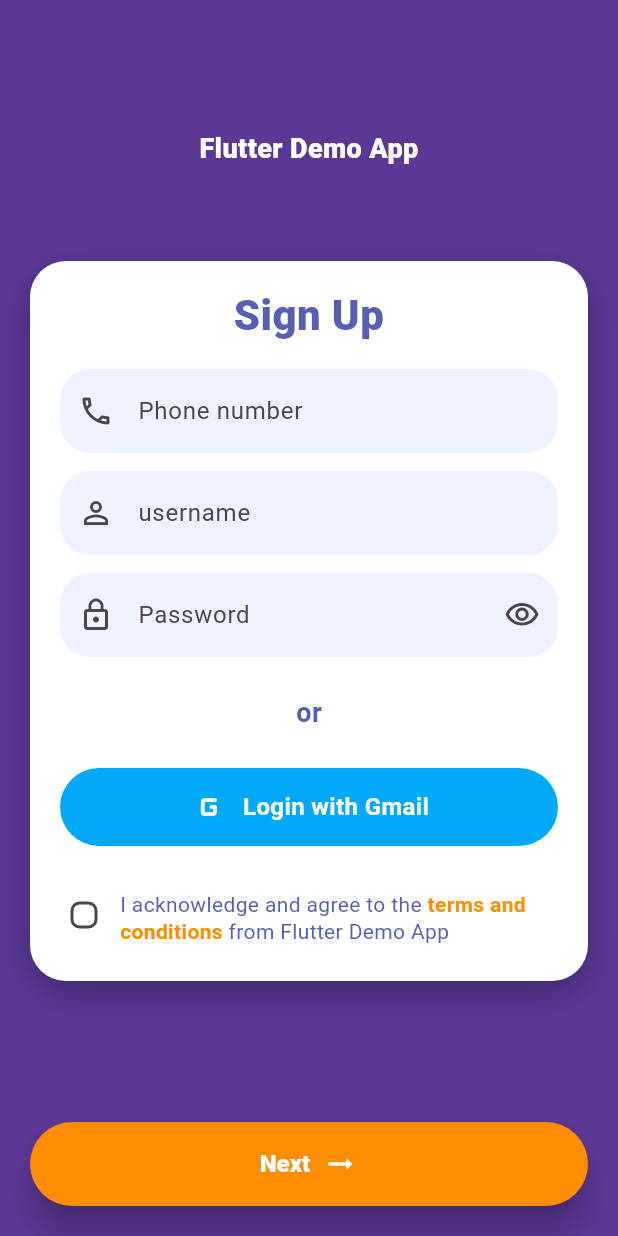
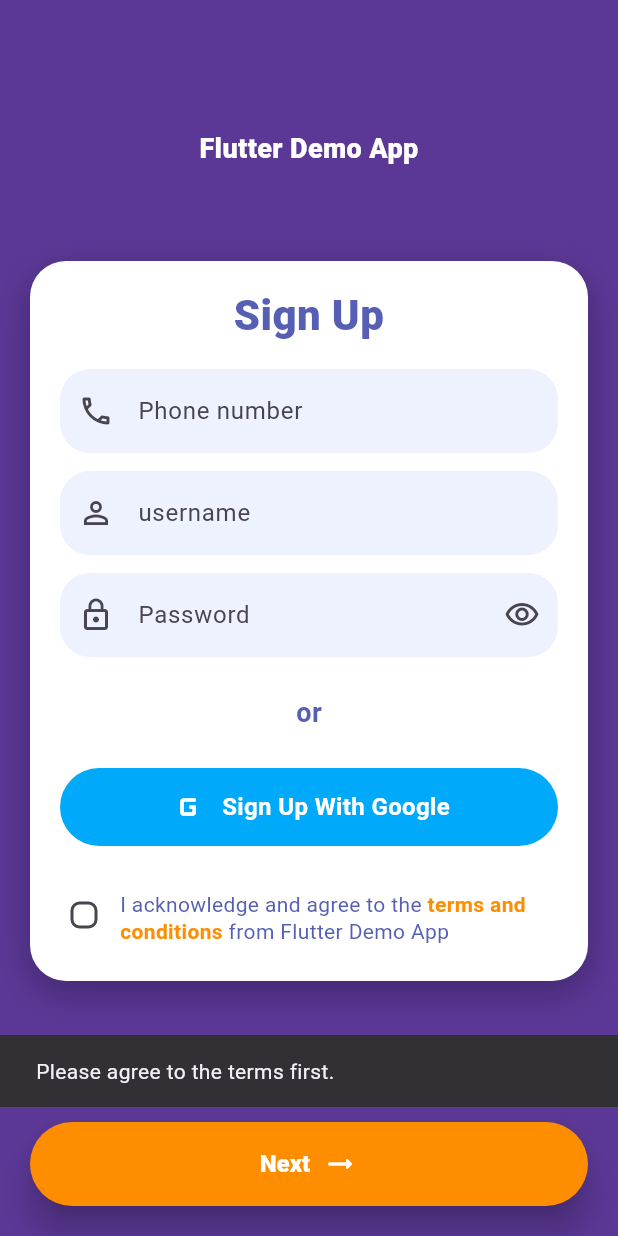
Before and after one commit to BrahmantyaWardhana/SpringBoot-Flutter-Dump, a Flutter app: the screen it shows after launch, after a tap on "Next", on a phone screen of 412 x 824 dp. Run offline on Flutter 3.47's test engine with Material 3 defaults, Android fonts, the phone set to English and light mode, and no system bars; our stand-ins replace go_router.

Commit message:
update (auth button): fix button function to send form for sign up

```diff
--- a/flutter_application/lib/features/auth/presentation/pages/signup_page.dart
+++ b/flutter_application/lib/features/auth/presentation/pages/signup_page.dart
@@ -1,6 +1,6 @@
 import 'package:flutter/material.dart';
 import 'package:flutter_application/features/auth/presentation/widgets/auth_header.dart';
-import 'package:flutter_application/features/auth/presentation/widgets/auth_signup_cta.dart';
+import 'package:flutter_application/features/auth/presentation/widgets/auth_submit_button.dart';
 import 'package:flutter_application/features/auth/presentation/widgets/auth_signup_form.dart';
 import 'package:go_router/go_router.dart';
 
@@ -88,7 +88,7 @@ class _SignupPageState extends State<SignupPage> {
         padding: const EdgeInsets.fromLTRB(20, 10, 20, 20),
         child: SizedBox(
           height: 56,
-          child: AuthSignupCta(
+          child: AuthSubmitButton(
             loading: _submitting,
             onPressed: _submitting ? null : _handleSubmit,
           ),
--- a/flutter_application/lib/features/auth/presentation/widgets/auth_signup_cta.dart
+++ /dev/null
@@ -1,36 +0,0 @@
-import 'package:flutter/material.dart';
-import 'package:flutter_application/common/theme/app_colors.dart';
-
-class AuthSignupCta extends StatelessWidget {
-  final VoidCallback? onPressed;
-  final bool loading;
-  final String label;
-
-  const AuthSignupCta({
-    super.key,
-    required this.onPressed,
-    this.loading = false,
-    this.label = 'Next',
-  });
-
-  @override
-  Widget build(BuildContext context) {
-    return ElevatedButton(
-      onPressed: () {}, // no functionality yet
-      style: ElevatedButton.styleFrom(
-        backgroundColor: AppColors.orange,
-        elevation: 10,
-        shape: const StadiumBorder(),
-        textStyle: const TextStyle(fontWeight: FontWeight.w800, fontSize: 16),
-      ),
-      child: Row(
-        mainAxisAlignment: MainAxisAlignment.center,
-        children: const [
-          Text('Next', style: TextStyle(color: Colors.white)),
-          SizedBox(width: 8),
-          Icon(Icons.arrow_right_alt_rounded, size: 24, color: Colors.white),
-        ],
-      ),
-    );
-  }
-}
--- a/flutter_application/lib/features/auth/presentation/widgets/auth_signup_form.dart
+++ b/flutter_application/lib/features/auth/presentation/widgets/auth_signup_form.dart
@@ -179,7 +179,7 @@ class AuthSignupForm extends StatelessWidget {
                         ),
                         SizedBox(width: 8),
                         Text(
-                          'Login with Gmail',
+                          'Sign Up With Google',
                           style: TextStyle(
                             color: Colors.white,
                             fontWeight: FontWeight.w700,
--- /dev/null
+++ b/flutter_application/lib/features/auth/presentation/widgets/auth_submit_button.dart
@@ -0,0 +1,52 @@
+import 'package:flutter/material.dart';
+import 'package:flutter_application/common/theme/app_colors.dart';
+
+class AuthSubmitButton extends StatelessWidget {
+  final VoidCallback? onPressed;
+  final bool loading;
+  final String label;
+
+  const AuthSubmitButton({
+    super.key,
+    required this.onPressed,
+    this.loading = false,
+    this.label = 'Next',
+  });
+
+  @override
+  Widget build(BuildContext context) {
+    return ElevatedButton(
+      onPressed: loading ? null : onPressed,
+      style: ElevatedButton.styleFrom(
+        backgroundColor: AppColors.orange,
+        elevation: 10,
+        shape: const StadiumBorder(),
+        textStyle: const TextStyle(fontWeight: FontWeight.w800, fontSize: 16),
+        minimumSize: const Size.fromHeight(48),
+      ),
+      child: Row(
+        mainAxisAlignment: MainAxisAlignment.center,
+        mainAxisSize: MainAxisSize.min,
+        children: [
+          if (loading)
+            const SizedBox(
+              height: 18,
+              width: 18,
+              child: CircularProgressIndicator(
+                strokeWidth: 2,
+                color: Colors.white,
+              ),
+            )
+          else
+            Text(label, style: const TextStyle(color: Colors.white)),
+          const SizedBox(width: 8),
+          const Icon(
+            Icons.arrow_right_alt_rounded,
+            size: 24,
+            color: Colors.white,
+          ),
+        ],
+      ),
+    );
+  }
+}
```
Also changed, not shown: flutter_application/lib/features/auth/presentation/widgets/auth_signin_form.dart (added).
